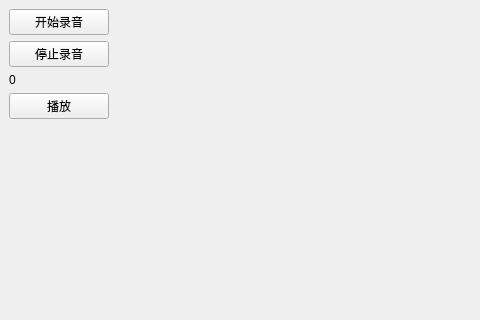
Qt form SDL_Demo/mainwindow.ui (lizhaojie001/PropertyListExample) before a commit; both pictures show x 0 to 480 and y 0 to 320 of the 800 by 600 pixel window.
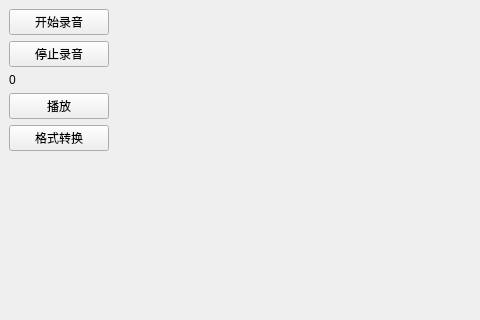
The same form after that commit.

What changed in the file:
```diff
--- a/SDL_Demo/mainwindow.ui
+++ b/SDL_Demo/mainwindow.ui
@@ -61,6 +61,19 @@
       </property>
      </widget>
     </item>
+    <item>
+     <widget class="QPushButton" name="pushButton_4">
+      <property name="maximumSize">
+       <size>
+        <width>100</width>
+        <height>16777215</height>
+       </size>
+      </property>
+      <property name="text">
+       <string>格式转换</string>
+      </property>
+     </widget>
+    </item>
     <item>
      <spacer name="verticalSpacer">
       <property name="orientation">
```
Left out of the diff: 2 changed lines with no effect on the pictures.
